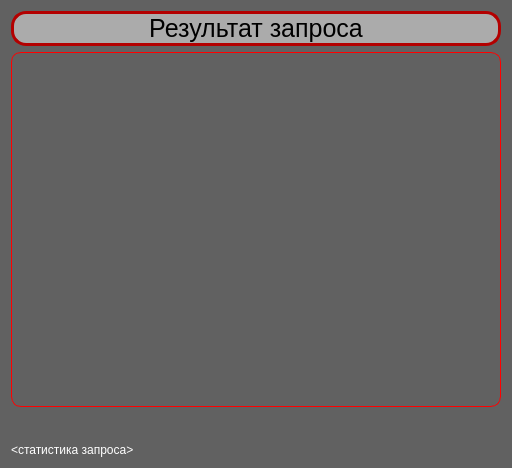
Old version of the form forms/table_form.ui in the repository k0swel/app_for_course_prject.
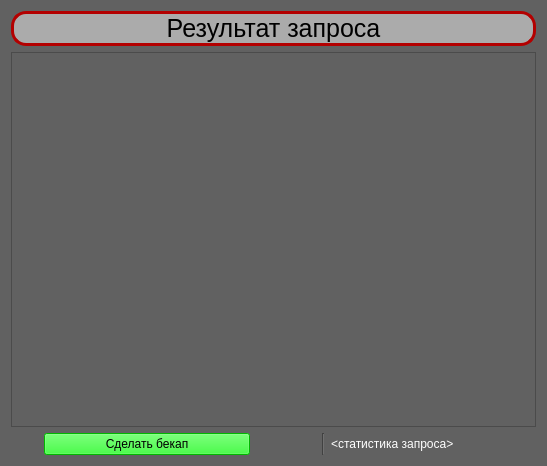
New version of the form.

Commit message: бекап таблиц + иконка приложения

Diff of the .ui file:
```diff
--- a/forms/table_form.ui
+++ b/forms/table_form.ui
@@ -6,8 +6,8 @@
    <rect>
     <x>0</x>
     <y>0</y>
-    <width>512</width>
-    <height>468</height>
+    <width>547</width>
+    <height>466</height>
    </rect>
   </property>
   <property name="windowTitle">
@@ -50,12 +50,7 @@
       </size>
      </property>
      <property name="styleSheet">
-      <string notr="true">QTableView#tableView_from_database {
-	border: 1px solid red;
-	border-radius: 10px;
-}
-
-QTableView#tableView_from_database::item {
+      <string notr="true">QTableView#tableView_from_database::item {
 	background-color: white;
 }
 
@@ -63,31 +58,86 @@
 	background-color: white;
 	color: black;
 }
+</string>
+     </property>
+    </widget>
+   </item>
+   <item>
+    <layout class="QHBoxLayout" name="horizontalLayout">
+     <item>
+      <spacer name="horizontalSpacer_3">
+       <property name="orientation">
+        <enum>Qt::Orientation::Horizontal</enum>
+       </property>
+       <property name="sizeType">
+        <enum>QSizePolicy::Policy::Fixed</enum>
+       </property>
+       <property name="sizeHint" stdset="0">
+        <size>
+         <width>33</width>
+         <height>20</height>
+        </size>
+       </property>
+      </spacer>
+     </item>
+     <item>
+      <widget class="QPushButton" name="pushButton">
+       <property name="toolTip">
+        <string comment="сделать бекап текущей таблицы" extracomment="сделать бекап текущей таблицы"/>
+       </property>
+       <property name="statusTip">
+        <string comment="сделать бекап текущей таблицы" extracomment="сделать бекап текущей таблицы"/>
+       </property>
+       <property name="whatsThis">
+        <string comment="сделать бекап текущей таблицы" extracomment="сделать бекап текущей таблицы"/>
+       </property>
+       <property name="styleSheet">
+        <string notr="true">QPushButton#pushButton {
+background-color: rgb(0, 255, 0);
+}
 
-QTableView#table_from_database
+QPushButton#pushButton:hover {
+	border: 1px solid rgb(0, 0, 127);
+}
 
 QTableView#tableView_from_database:hover {
 	border: 1px solid rgb(0, 255, 0);
 }</string>
      </property>
+       <property name="text">
+        <string>Сделать бекап</string>
+       </property>
     </widget>
    </item>
    <item>
-    <spacer name="verticalSpacer">
+      <spacer name="horizontalSpacer">
      <property name="orientation">
-      <enum>Qt::Orientation::Vertical</enum>
+        <enum>Qt::Orientation::Horizontal</enum>
      </property>
      <property name="sizeType">
       <enum>QSizePolicy::Policy::Minimum</enum>
      </property>
      <property name="sizeHint" stdset="0">
       <size>
-       <width>20</width>
-       <height>30</height>
+         <width>66</width>
+         <height>20</height>
       </size>
      </property>
     </spacer>
    </item>
+     <item>
+      <widget class="Line" name="line">
+       <property name="sizePolicy">
+        <sizepolicy hsizetype="Fixed" vsizetype="Minimum">
+         <horstretch>0</horstretch>
+         <verstretch>0</verstretch>
+        </sizepolicy>
+       </property>
+       <property name="orientation">
+        <enum>Qt::Orientation::Vertical</enum>
+       </property>
+      </widget>
+     </item>
    <item>
     <widget class="QLabel" name="label_info">
      <property name="styleSheet">
@@ -100,6 +150,8 @@
       <bool>true</bool>
      </property>
     </widget>
+     </item>
+    </layout>
    </item>
   </layout>
  </widget>
```
Left out of the diff: 5 changed lines with no effect on the pictures. Lines whose indentation alone changed are shown as unchanged. The commit also changes 11 other files.
